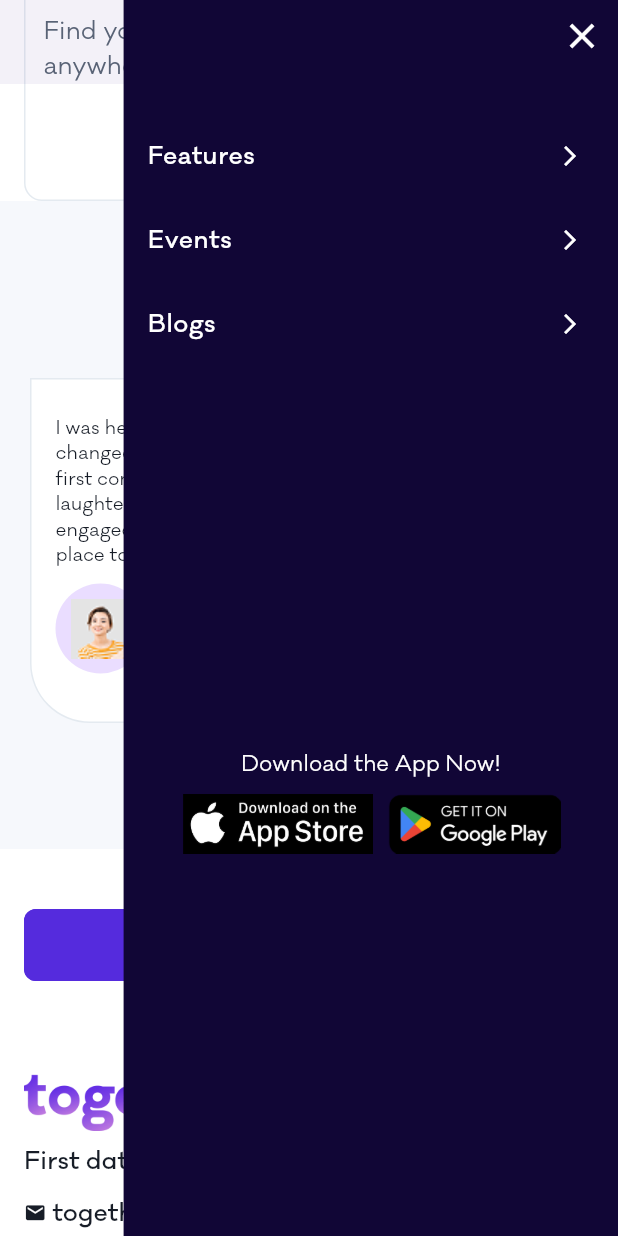
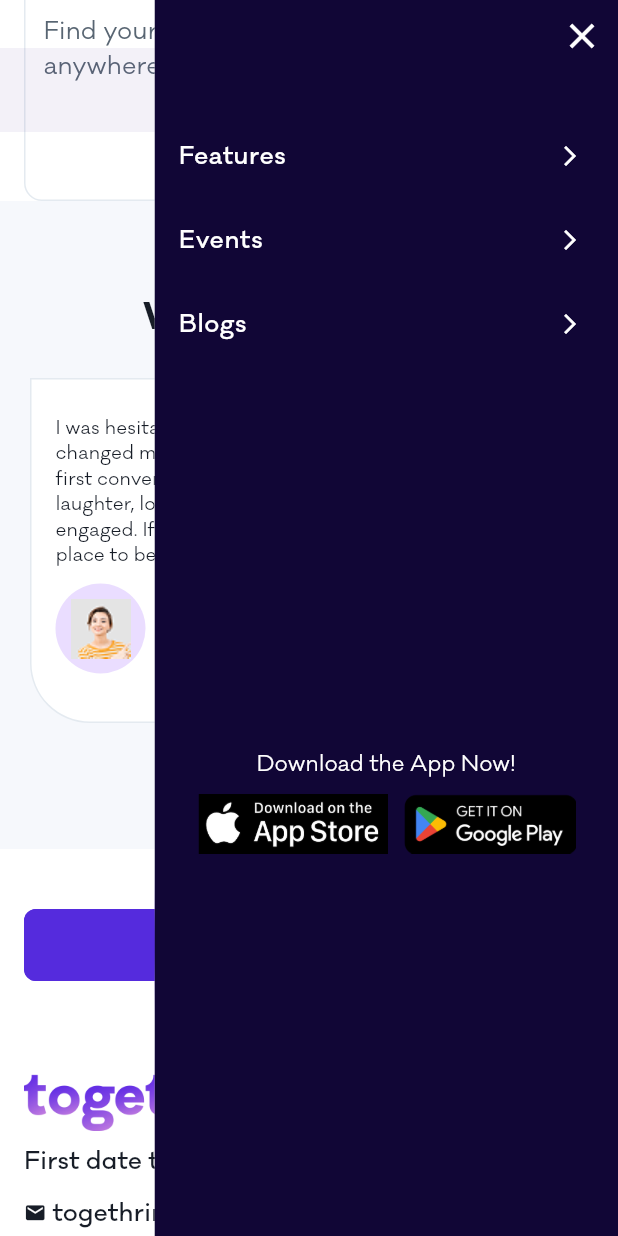
Before and after one commit to TogethrIndia/togethr_website, a Flutter app: the screen it shows after launch, scrolled down 3456 dp, after a tap on the "menu" icon, on a phone screen of 412 x 824 dp. Run offline on Flutter 3.47's test engine with Material 3 defaults, Android fonts, the light colour scheme and no system bars; drawn by our look-alikes of carousel_slider; our stand-ins replace sizer.

Commit message:
Added new height for image

```diff
--- a/lib/home/home_screen.dart
+++ b/lib/home/home_screen.dart
@@ -24,15 +24,25 @@ class _HomeScreenState extends State<HomeScreen> {
       extendBodyBehindAppBar: true, // Key to let the body extend behind the AppBar
 
       appBar: isMobileView
-          ? AppBar(
+          ? PreferredSize(
+              preferredSize: const Size.fromHeight(kToolbarHeight + 40), // total height = toolbar + padding
+
+              child: Column(
+                children: [
+                  const SizedBox(height: 32), // pushes the AppBar down
+                  AppBar(
                     backgroundColor: Colors.transparent,
+                    elevation: 0,
+                    automaticallyImplyLeading: false,
                     actions: [
                       IconButton(
                         icon: const Icon(Icons.menu, color: Colors.white, size: 28),
                         onPressed: () => Utils.showHomeDrawer(context),
                       ),
                     ],
-            )
+                  ),
+                ],
+              ))
           : AppBar(
               backgroundColor: Colors.transparent,
             ),
--- a/lib/home/widgets/home_drawer_widget.dart
+++ b/lib/home/widgets/home_drawer_widget.dart
@@ -11,13 +11,11 @@ class HomeDrawerWidget extends StatelessWidget {
   @override
   Widget build(BuildContext context) {
     final double screenWidth = Utils.getWindowSize(context).width;
-    return Align(
-      alignment: Alignment.centerRight,
-      child: Material(
+    return Material(
       color: Colors.transparent,
       child: Container(
         width: screenWidth < 500 ? screenWidth * 0.8 : 400,
-          color: AppColors.drawerColor.withValues(alpha: (0.85 * 255)),
+        color: AppColors.drawerColor.withValues(alpha: (0.7 * 255)),
         child: SafeArea(
           child: Column(
             crossAxisAlignment: CrossAxisAlignment.start,
@@ -59,7 +57,6 @@ class HomeDrawerWidget extends StatelessWidget {
           ),
         ),
       ),
-      ),
     );
   }
 
--- a/lib/home/widgets/home_header_widget.dart
+++ b/lib/home/widgets/home_header_widget.dart
@@ -14,7 +14,7 @@ class HomeHeaderWidget extends StatelessWidget {
   Widget build(BuildContext context) {
     final Size size = Utils.getWindowSize(context);
     final double screenWidth = size.width;
-    final double? imageHeight = isMobileView ? 689 : null;
+    final double imageHeight = isMobileView ? 689 : 792;
 
     return Container(
       height: imageHeight,
@@ -27,15 +27,15 @@ class HomeHeaderWidget extends StatelessWidget {
         ),
       ),
       child: Padding(
-        padding: EdgeInsets.symmetric(horizontal: isMobileView ? 16 : screenWidth * 0.1, vertical: 20),
+        padding: EdgeInsets.symmetric(horizontal: isMobileView ? 16 : screenWidth * 0.1, vertical: 0),
         child: Column(
           crossAxisAlignment: CrossAxisAlignment.start,
           children: [
+            SizedBox(height: isMobileView ? 40 : 24),
             Row(
               children: [
                 Image.asset(AppIcons.togethrLogo, height: 40),
                 if (!isMobileView) ...[
-                  const SizedBox(width: 40),
                   Text(
                     AppStrings.events,
                     style: semiBoldStyle500Galano(context: context, fontSize: 14, fontColor: AppColors.grey100),
@@ -71,7 +71,7 @@ class HomeHeaderWidget extends StatelessWidget {
             Text(AppStrings.heroText,
                 style: boldStyleGalano(context: context, fontSize: isMobileView ? 32 : 48, fontColor: AppColors.white)),
 
-            const SizedBox(height: 8),
+            SizedBox(height: isMobileView ? 16 : 8),
 
             // Hero Subtitle
             SizedBox(
--- a/lib/home/widgets/where_love_begins_widget.dart
+++ b/lib/home/widgets/where_love_begins_widget.dart
@@ -15,11 +15,6 @@ class WhereLoveBeginsWidget extends StatefulWidget {
 
 class _WhereLoveBeginsWidgetState extends State<WhereLoveBeginsWidget> {
   int selectedIndex = 0;
-  @override
-  void initState() {
-    // TODO: implement initState
-    super.initState();
-  }
 
   @override
   Widget build(BuildContext context) {
--- a/lib/utils/utils.dart
+++ b/lib/utils/utils.dart
@@ -1,3 +1,5 @@
+import 'dart:ui';
+
 import 'package:flutter/material.dart';
 import 'package:togethr_website/constants/app_colors.dart';
 import 'package:togethr_website/home/widgets/home_drawer_widget.dart';
@@ -12,14 +14,35 @@ class Utils {
       context: context,
       barrierDismissible: true,
       barrierLabel: "Menu",
-      barrierColor: Colors.transparent,
+      barrierColor: Colors.transparent, // Slight dim for rest of screen
       transitionDuration: const Duration(milliseconds: 300),
       pageBuilder: (context, anim1, anim2) {
-        return const HomeDrawerWidget();
+        return Stack(
+          children: [
+            // The sliding drawer on the right
+            Align(
+              alignment: Alignment.centerRight,
+              child: SlideTransition(
+                position: Tween(begin: const Offset(1, 0), end: Offset.zero)
+                    .animate(CurvedAnimation(parent: anim1, curve: Curves.easeOut)),
+                child: SizedBox(
+                  width: MediaQuery.of(context).size.width * 0.75,
+                  height: double.infinity,
+                  child: ClipRRect(
+                    child: BackdropFilter(
+                      filter: ImageFilter.blur(sigmaX: 16, sigmaY: 16),
+                      child: const HomeDrawerWidget(),
+                    ),
+                  ),
+                ),
+              ),
+            ),
+          ],
+        );
       },
       transitionBuilder: (context, anim1, anim2, child) {
         return SlideTransition(
-          position: Tween(begin: const Offset(1, 0), end: const Offset(0, 0)).animate(anim1),
+          position: Tween(begin: const Offset(1, 0), end: Offset.zero).animate(anim1),
           child: child,
         );
       },
```
Also changed, not shown: 2 other files. Lines whose indentation alone changed are shown as unchanged.
